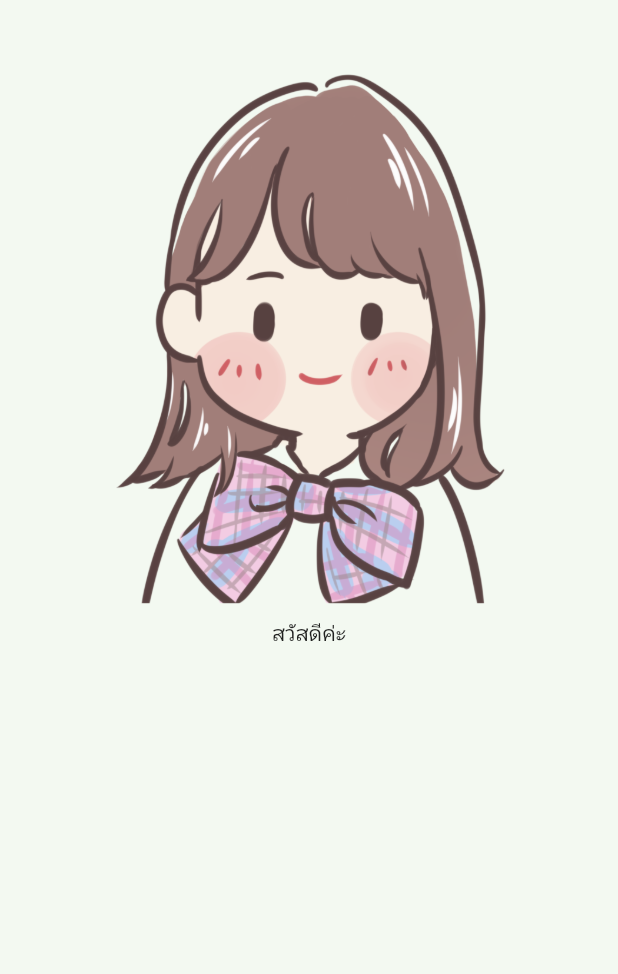
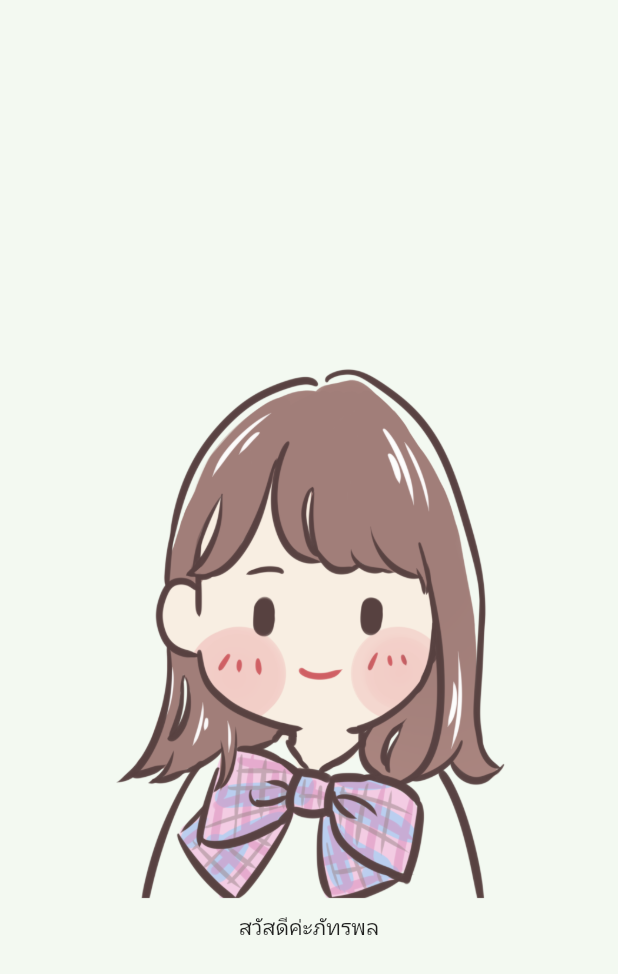
Before and after one commit to PattaraponLertratananont/simple_login, a Flutter app: the HomeScreen screen opened directly, on a phone screen of 412 x 824 dp. Shown: the top 974 px of the screen. Run offline on Flutter 3.47's test engine with Material 2 defaults, Android fonts, the phone set to English and light mode, and no system bars.

Commit message:
home center

```diff
--- a/lib/screens/home.dart
+++ b/lib/screens/home.dart
@@ -10,9 +10,10 @@ class HomeScreen extends StatelessWidget {
       backgroundColor: AppColors.background,
       body: Container(
         child: Column(
+          mainAxisAlignment: MainAxisAlignment.center,
           children: [
             Image.asset("assets/cover.png"),
-            Text("สวัสดีค่ะ"),
+            Text("สวัสดีค่ะภัทรพล"),
           ],
         ),
       ),
```
